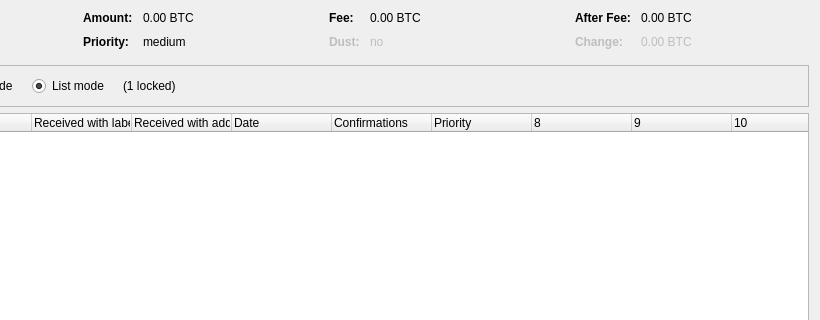
Old version of the form src/qt/forms/coincontroldialog.ui in the repository GeorgeRDG/litecoinz; both pictures show x 180 to 1000 and y 0 to 320 of the 1000 by 500 pixel window.
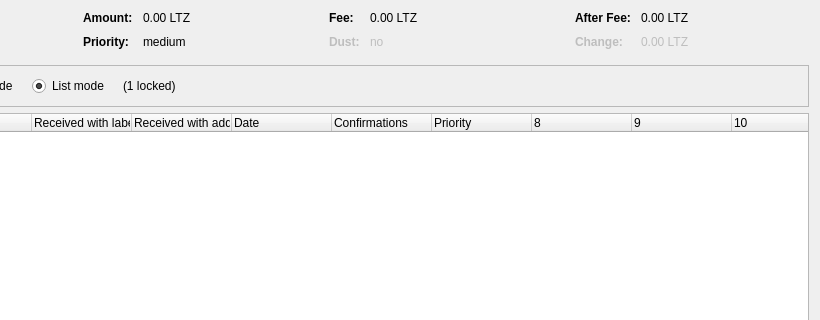
New version of the form. Custom widgets are drawn as their Qt base class.

```diff
--- a/src/qt/forms/coincontroldialog.ui
+++ b/src/qt/forms/coincontroldialog.ui
@@ -132,7 +132,7 @@
           <enum>Qt::ActionsContextMenu</enum>
          </property>
          <property name="text">
-          <string notr="true">0.00 BTC</string>
+          <string notr="true">0.00 LTZ</string>
          </property>
          <property name="textInteractionFlags">
           <set>Qt::LinksAccessibleByMouse|Qt::TextSelectableByKeyboard|Qt::TextSelectableByMouse</set>
@@ -206,7 +206,7 @@
           <enum>Qt::ActionsContextMenu</enum>
          </property>
          <property name="text">
-          <string notr="true">0.00 BTC</string>
+          <string notr="true">0.00 LTZ</string>
          </property>
          <property name="textInteractionFlags">
           <set>Qt::LinksAccessibleByMouse|Qt::TextSelectableByKeyboard|Qt::TextSelectableByMouse</set>
@@ -286,7 +286,7 @@
           <enum>Qt::ActionsContextMenu</enum>
          </property>
          <property name="text">
-          <string notr="true">0.00 BTC</string>
+          <string notr="true">0.00 LTZ</string>
          </property>
          <property name="textInteractionFlags">
           <set>Qt::LinksAccessibleByMouse|Qt::TextSelectableByKeyboard|Qt::TextSelectableByMouse</set>
@@ -321,7 +321,7 @@
           <enum>Qt::ActionsContextMenu</enum>
          </property>
          <property name="text">
-          <string notr="true">0.00 BTC</string>
+          <string notr="true">0.00 LTZ</string>
          </property>
          <property name="textInteractionFlags">
           <set>Qt::LinksAccessibleByMouse|Qt::TextSelectableByKeyboard|Qt::TextSelectableByMouse</set>
```
